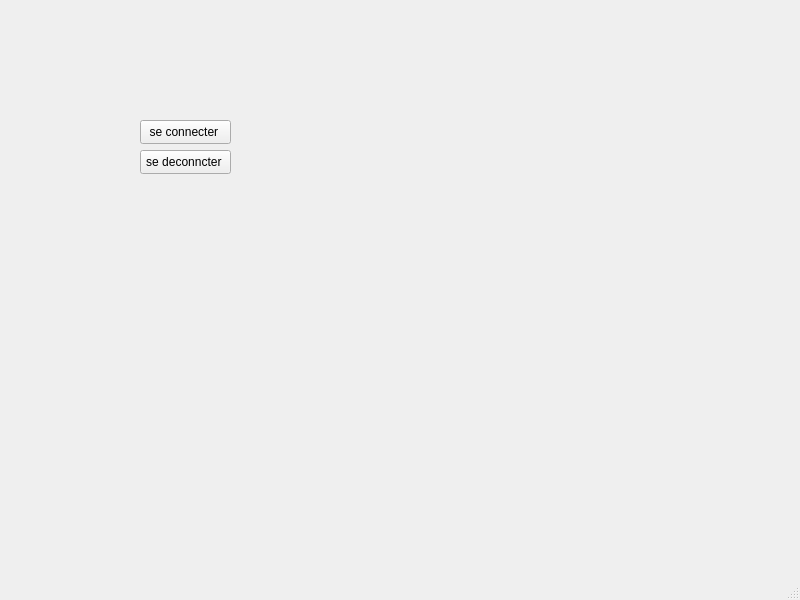
Old version of the form mainwindow.ui in the repository elamrimohamed1/Wifibot.
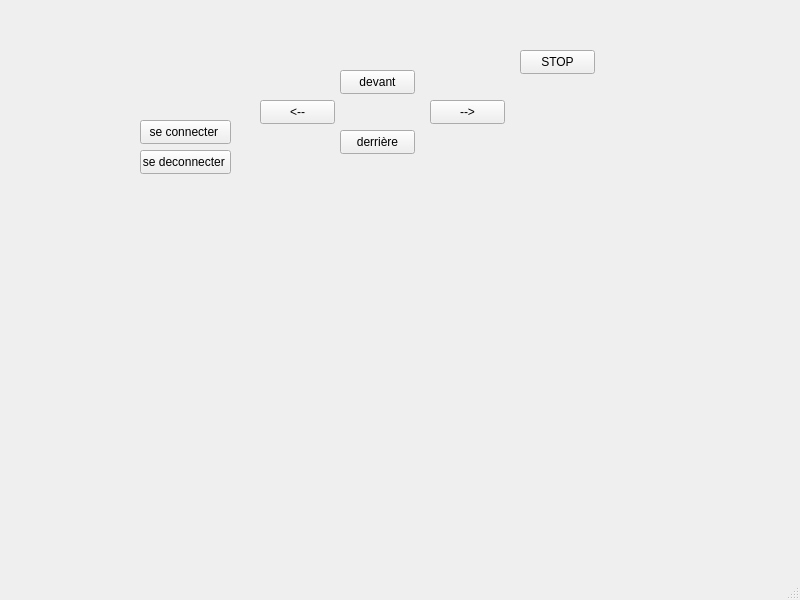
New version of the form.

Commit message:
Pilotage de Robot avec les boutons
Pilotage de Robot avec les boutons

What changed in the file:
```diff
--- a/mainwindow.ui
+++ b/mainwindow.ui
@@ -37,7 +37,72 @@
      </rect>
     </property>
     <property name="text">
-     <string>se deconncter </string>
+     <string>se deconnecter </string>
+    </property>
+   </widget>
+   <widget class="QPushButton" name="devant">
+    <property name="geometry">
+     <rect>
+      <x>340</x>
+      <y>70</y>
+      <width>75</width>
+      <height>24</height>
+     </rect>
+    </property>
+    <property name="text">
+     <string>devant</string>
+    </property>
+   </widget>
+   <widget class="QPushButton" name="droite">
+    <property name="geometry">
+     <rect>
+      <x>430</x>
+      <y>100</y>
+      <width>75</width>
+      <height>24</height>
+     </rect>
+    </property>
+    <property name="text">
+     <string>--&gt;</string>
+    </property>
+   </widget>
+   <widget class="QPushButton" name="gauche">
+    <property name="geometry">
+     <rect>
+      <x>260</x>
+      <y>100</y>
+      <width>75</width>
+      <height>24</height>
+     </rect>
+    </property>
+    <property name="text">
+     <string>&lt;--</string>
+    </property>
+   </widget>
+   <widget class="QPushButton" name="derriere">
+    <property name="geometry">
+     <rect>
+      <x>340</x>
+      <y>130</y>
+      <width>75</width>
+      <height>24</height>
+     </rect>
+    </property>
+    <property name="text">
+     <string>derrière</string>
+    </property>
+   </widget>
+   <widget class="QPushButton" name="stop">
+    <property name="geometry">
+     <rect>
+      <x>520</x>
+      <y>50</y>
+      <width>75</width>
+      <height>24</height>
+     </rect>
+    </property>
+    <property name="text">
+     <string>STOP</string>
     </property>
    </widget>
   </widget>
```
The commit also changes 5 other files.
